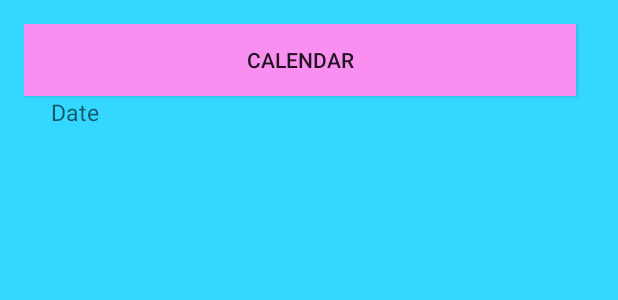
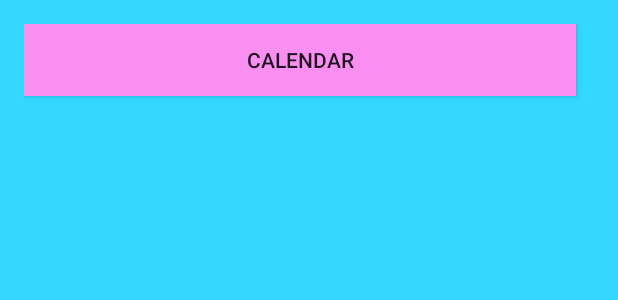
Before and after one commit to maxsk50447/Memories, an Android app: the layout activity_main.xml on its own in the app's theme, with its tools: preview values and no code run, on a phone screen of 412 x 824 dp. Shown: the top 300 px of the screen. Run offline under Robolectric (Android 15) with nearby library versions, the phone set to English and light mode, and no system bars.

Commit message:
Remove Textview

```diff
--- a/app/src/main/java/com/example/max/memories/MainActivity.java
+++ b/app/src/main/java/com/example/max/memories/MainActivity.java
@@ -27,19 +27,16 @@ public class MainActivity extends AppCompatActivity {
 
     private static final String TAG = "MainActivity";
 
-    private TextView theDate;
     private Button btnGoCalendar;
 
     @Override
     protected void onCreate(Bundle savedInstanceState) {
         super.onCreate(savedInstanceState);
         setContentView(R.layout.activity_main);
-        theDate = (TextView) findViewById(R.id.date);
         btnGoCalendar = (Button) findViewById(R.id.btnGoCalendar);
 
         Intent incomingIntent = getIntent();
         String date = incomingIntent.getStringExtra("date");
-        theDate.setText(date);
 
         dbHelper = new DbHelper(this);
         listTodo = (ListView)findViewById(R.id.listTodo);
--- a/app/src/main/res/layout/activity_main.xml
+++ b/app/src/main/res/layout/activity_main.xml
@@ -26,15 +26,4 @@
         android:background="#F990F1"
         android:onClick="onClick"/>
 
-    <TextView
-        android:textSize="15sp"
-        android:layout_width="wrap_content"
-        android:layout_height="wrap_content"
-        android:hint="Date"
-        android:id="@+id/date"
-        android:layout_below="@+id/btnGoCalendar"
-        android:layout_alignParentLeft="true"
-        android:layout_alignParentStart="true"
-        android:layout_marginLeft="18dp"
-        android:layout_marginStart="18dp" />
 </RelativeLayout>
```
